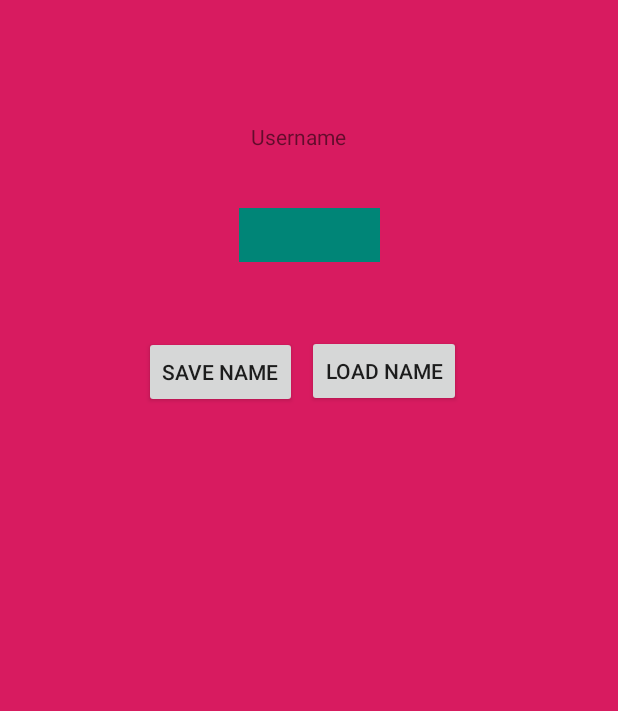
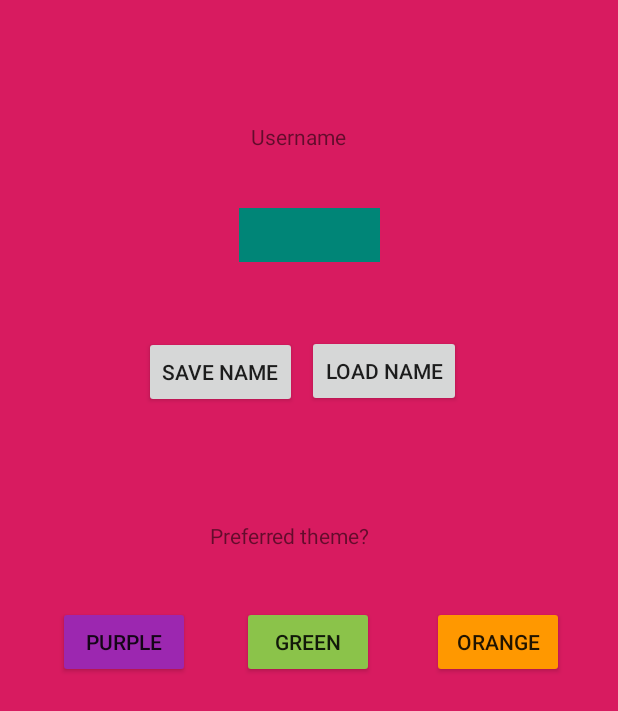
Before and after one commit to treychumbley/AppDevAndroidProject, an Android app: the layout activity_profile.xml on its own in the app's theme, with its tools: preview values and no code run, on a phone screen of 412 x 824 dp. Shown: the top 711 px of the screen. Run offline under Robolectric (Android 15) with nearby library versions, the phone set to English and light mode, and no system bars.

Commit message:
Cited both images & began to implement more user attributes

```diff
--- a/app/src/main/java/com/example/battleroyale/GameActivity.java
+++ b/app/src/main/java/com/example/battleroyale/GameActivity.java
@@ -24,6 +24,7 @@
 import java.io.IOException;
 import java.io.InputStreamReader;
 import java.lang.Math;
+import java.util.ArrayList;
 
 import io.github.controlwear.virtual.joystick.android.JoystickView;
 
@@ -38,6 +39,7 @@
     String text;
 
     FileInputStream fis;
+
 
     @Override
     protected void onCreate(Bundle savedInstanceState) {
--- a/app/src/main/java/com/example/battleroyale/MainActivity.java
+++ b/app/src/main/java/com/example/battleroyale/MainActivity.java
@@ -35,4 +35,9 @@
         Intent profileIntent = new Intent(this, ProfileActivity.class);
         startActivity(profileIntent);
     }
+
+    //Main menu background image found from https://www.wallpaperfool.com/java-minimal-wallpaper-8/
+
+    //Main menu fist icon found from https://cdn3.iconfinder.com/data/icons/fighting/100/10-512.png
+
 }
--- a/app/src/main/java/com/example/battleroyale/ProfileActivity.java
+++ b/app/src/main/java/com/example/battleroyale/ProfileActivity.java
@@ -4,6 +4,7 @@
 
 import android.os.Bundle;
 import android.view.View;
+import android.widget.Button;
 import android.widget.EditText;
 import android.widget.TextView;
 import android.widget.Toast;
@@ -14,11 +15,25 @@
 import java.io.FileOutputStream;
 import java.io.IOException;
 import java.io.InputStreamReader;
+import java.util.ArrayList;
 
 public class ProfileActivity extends AppCompatActivity {
     private static final String FILE_NAME = "example.txt";
 
+    //Name
     EditText mEditText;
+
+    //Counter for prompts
+    private int promptCounter = 0;
+
+    //List containing preferences
+    ArrayList<String> results;
+
+    //Theme variables
+    TextView textView4;
+    Button button;
+    Button button2;
+    Button button3;
 
     @Override
     protected void onCreate(Bundle savedInstanceState) {
@@ -29,6 +44,17 @@
         TextView userProfileName = findViewById(R.id.userProfileName);
 
         mEditText = findViewById(R.id.edit_text);
+
+        button = findViewById(R.id.button);
+        button2 = findViewById(R.id.button2);
+        button3 = findViewById(R.id.button3);
+        textView4 = findViewById(R.id.textView4);
+
+        button.setVisibility(View.INVISIBLE);
+        button2.setVisibility(View.INVISIBLE);
+        button3.setVisibility(View.INVISIBLE);
+        textView4.setVisibility(View.INVISIBLE);
+
     }
 
     public void save(View v) {
@@ -54,6 +80,7 @@
                 }
             }
         }
+
     }
 
     public void load(View v) {
@@ -87,4 +114,5 @@
         }
 
     }
+
 }
--- a/app/src/main/res/layout/activity_profile.xml
+++ b/app/src/main/res/layout/activity_profile.xml
@@ -58,4 +58,55 @@
         app:layout_constraintTop_toTopOf="parent"
         app:layout_constraintVertical_bias="0.288" />
 
+    <TextView
+        android:id="@+id/textView4"
+        android:layout_width="121dp"
+        android:layout_height="28dp"
+        android:text="Preferred theme?"
+        app:layout_constraintBottom_toBottomOf="parent"
+        app:layout_constraintEnd_toEndOf="parent"
+        app:layout_constraintHorizontal_bias="0.482"
+        app:layout_constraintStart_toStartOf="parent"
+        app:layout_constraintTop_toTopOf="parent"
+        app:layout_constraintVertical_bias="0.436" />
+
+    <Button
+        android:id="@+id/button"
+        android:layout_width="wrap_content"
+        android:layout_height="wrap_content"
+        android:backgroundTint="#9C27B0"
+        android:text="Purple"
+        app:layout_constraintBottom_toBottomOf="parent"
+        app:layout_constraintEnd_toEndOf="parent"
+        app:layout_constraintHorizontal_bias="0.12"
+        app:layout_constraintStart_toStartOf="parent"
+        app:layout_constraintTop_toTopOf="parent"
+        app:layout_constraintVertical_bias="0.521" />
+
+    <Button
+        android:id="@+id/button2"
+        android:layout_width="wrap_content"
+        android:layout_height="wrap_content"
+        android:backgroundTint="#8BC34A"
+        android:text="Green"
+        app:layout_constraintBottom_toBottomOf="parent"
+        app:layout_constraintEnd_toEndOf="parent"
+        app:layout_constraintHorizontal_bias="0.498"
+        app:layout_constraintStart_toStartOf="parent"
+        app:layout_constraintTop_toTopOf="parent"
+        app:layout_constraintVertical_bias="0.521" />
+
+    <Button
+        android:id="@+id/button3"
+        android:layout_width="wrap_content"
+        android:layout_height="wrap_content"
+        android:backgroundTint="#FF9800"
+        android:text="Orange"
+        app:layout_constraintBottom_toBottomOf="parent"
+        app:layout_constraintEnd_toEndOf="parent"
+        app:layout_constraintHorizontal_bias="0.888"
+        app:layout_constraintStart_toStartOf="parent"
+        app:layout_constraintTop_toTopOf="parent"
+        app:layout_constraintVertical_bias="0.521" />
+
 </androidx.constraintlayout.widget.ConstraintLayout>
```
Also changed, not shown: 80 other files.
